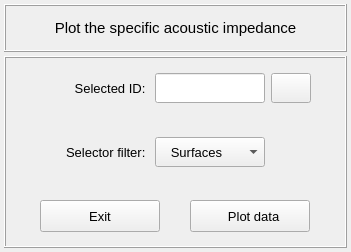
This is vibra/interface/data/ui_files/plots/acoustic/specific_acoustic_impedance_inputs.ui in MOPT-UFSC/VIBRA as Qt 5 draws it before an edit. The edited form follows.
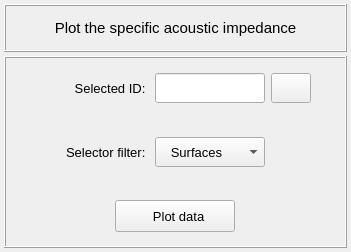
This is the edited form. Icons and pictures are not drawn.

Commit message: Fix acoustic plots ui files

Patch:
```diff
--- a/vibra/interface/data/ui_files/plots/acoustic/specific_acoustic_impedance_inputs.ui
+++ b/vibra/interface/data/ui_files/plots/acoustic/specific_acoustic_impedance_inputs.ui
@@ -353,7 +353,7 @@
          <property name="spacing">
           <number>2</number>
          </property>
-         <item row="0" column="1">
+         <item row="0" column="0">
           <widget class="QPushButton" name="pushButton_plot_data">
            <property name="minimumSize">
             <size>
@@ -386,39 +386,6 @@
            </property>
           </widget>
          </item>
-         <item row="0" column="0">
-          <widget class="QPushButton" name="pushButton_exit">
-           <property name="minimumSize">
-            <size>
-             <width>120</width>
-             <height>32</height>
-            </size>
-           </property>
-           <property name="maximumSize">
-            <size>
-             <width>120</width>
-             <height>32</height>
-            </size>
-           </property>
-           <property name="font">
-            <font>
-             <pointsize>10</pointsize>
-            </font>
-           </property>
-           <property name="styleSheet">
-            <string notr="true"/>
-           </property>
-           <property name="text">
-            <string>Exit</string>
-           </property>
-           <property name="autoDefault">
-            <bool>false</bool>
-           </property>
-           <property name="flat">
-            <bool>false</bool>
-           </property>
-          </widget>
-         </item>
         </layout>
        </widget>
       </item>
```
Left out of the diff: 6 changed lines with no effect on the pictures. The commit also changes 7 other files.
